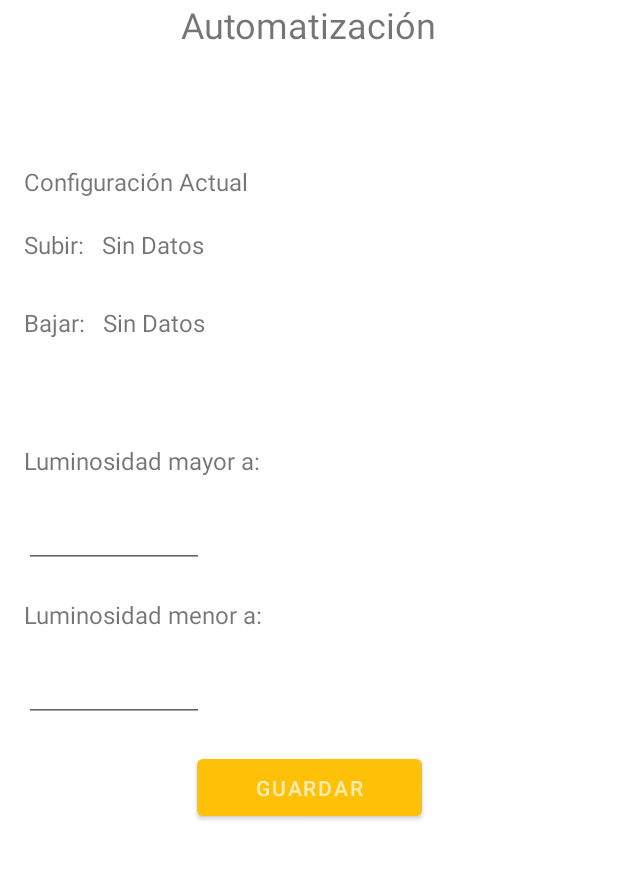
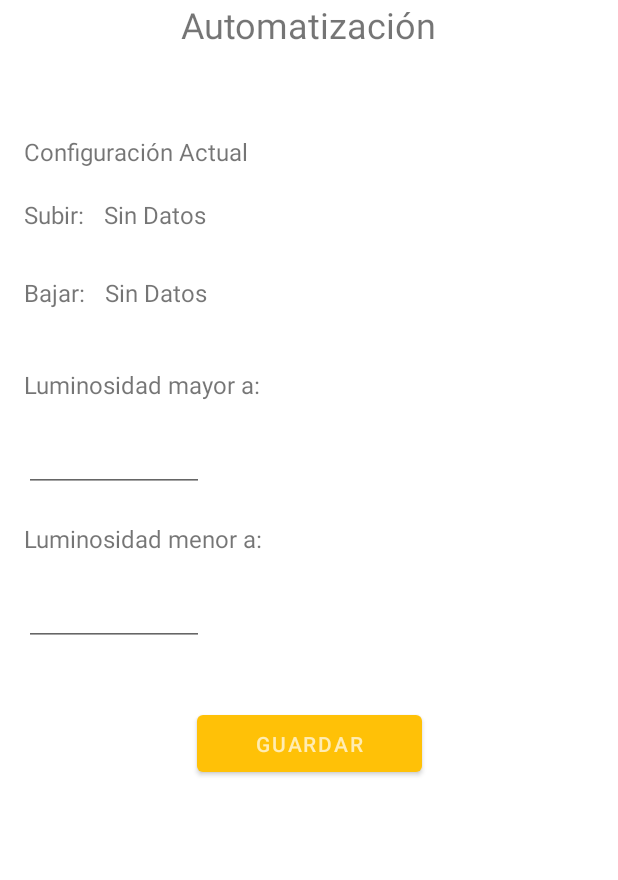
Before and after one commit to CristianJPA/appPersiana, an Android app: the fragment Autom2Fragment placed in its activity, on a phone screen of 412 x 824 dp, the part 84-964 px from its top. Run offline under Robolectric (Android 15) with nearby library versions, the light colour scheme and no system bars; our stand-ins replace Firebase (no records; nobody signed in at launch, a user with empty details on screens opened directly).

Commit message:
27-12 Actualizacion layout

```diff
--- a/app/src/main/java/com/example/persianaautomatica/AutomFragment.java
+++ b/app/src/main/java/com/example/persianaautomatica/AutomFragment.java
@@ -64,8 +64,8 @@ public class AutomFragment extends Fragment{
             public void onClick(View view) {
                 Toast.makeText(getContext(), "otro", Toast.LENGTH_SHORT).show();
                 insertar();
-              //  etMostrarSubida.setText("");
-               // etMostrarBajada.setText("");
+                /*etMostrarSubida.setText("");
+                etMostrarBajada.setText("");*/
             }
         });
         return v;
--- a/app/src/main/res/layout/fragment_autom2.xml
+++ b/app/src/main/res/layout/fragment_autom2.xml
@@ -14,11 +14,11 @@
             android:id="@+id/textView34"
             android:layout_width="wrap_content"
             android:layout_height="wrap_content"
-            android:layout_marginTop="30dp"
+            android:layout_marginStart="16dp"
             android:text="@string/BajarV"
             android:textSize="16sp"
-            app:layout_constraintStart_toStartOf="@+id/textView33"
-            app:layout_constraintTop_toBottomOf="@+id/textView33" />
+            app:layout_constraintBaseline_toBaselineOf="@+id/tvMostrarLumBajada"
+            app:layout_constraintStart_toStartOf="parent" />
 
         <TextView
             android:id="@+id/textView31"
@@ -35,7 +35,7 @@
             android:layout_width="wrap_content"
             android:layout_height="wrap_content"
             android:layout_marginStart="16dp"
-            android:layout_marginTop="110dp"
+            android:layout_marginTop="90dp"
             android:text="@string/tv4"
             android:textSize="16sp"
             app:layout_constraintStart_toStartOf="parent"
@@ -45,71 +45,75 @@
             android:id="@+id/textView33"
             android:layout_width="wrap_content"
             android:layout_height="wrap_content"
-            android:layout_marginTop="20dp"
+            android:layout_marginStart="16dp"
             android:text="@string/SubirV"
             android:textSize="16sp"
-            app:layout_constraintStart_toStartOf="@+id/textView32"
-            app:layout_constraintTop_toBottomOf="@+id/textView32" />
+            app:layout_constraintBaseline_toBaselineOf="@+id/tvMostrarLumSubida"
+            app:layout_constraintStart_toStartOf="parent" />
 
         <TextView
             android:id="@+id/textView36"
             android:layout_width="wrap_content"
             android:layout_height="wrap_content"
-            android:layout_marginTop="70dp"
+            android:layout_marginStart="16dp"
+            android:layout_marginTop="39dp"
             android:text="@string/VMay"
             android:textSize="16sp"
-            app:layout_constraintStart_toStartOf="@+id/textView32"
+            app:layout_constraintStart_toStartOf="parent"
             app:layout_constraintTop_toBottomOf="@+id/textView34" />
 
         <TextView
             android:id="@+id/textView37"
             android:layout_width="wrap_content"
             android:layout_height="wrap_content"
+            android:layout_marginStart="16dp"
             android:layout_marginTop="20dp"
             android:text="@string/VMen"
             android:textSize="16sp"
-            app:layout_constraintStart_toStartOf="@+id/etLuminosidad1"
+            app:layout_constraintStart_toStartOf="parent"
             app:layout_constraintTop_toBottomOf="@+id/etLuminosidad1" />
 
         <Button
             android:id="@+id/btnAutom1"
             android:layout_width="150dp"
             android:layout_height="50dp"
-            android:layout_marginTop="500dp"
+            android:layout_marginTop="40dp"
             android:text="@string/btnGuardar"
             app:layout_constraintEnd_toEndOf="parent"
             app:layout_constraintStart_toStartOf="parent"
-            app:layout_constraintTop_toTopOf="parent" />
+            app:layout_constraintTop_toBottomOf="@+id/etLuminosidad2" />
 
         <EditText
             android:id="@+id/etLuminosidad2"
             android:layout_width="wrap_content"
             android:layout_height="wrap_content"
+            android:layout_marginStart="16dp"
             android:layout_marginTop="15dp"
             android:width="120dp"
             android:ems="10"
             android:inputType="number"
-            android:maxLength="3"
-            app:layout_constraintStart_toStartOf="@+id/textView37"
+            android:maxLength="4"
+            app:layout_constraintStart_toStartOf="parent"
             app:layout_constraintTop_toBottomOf="@+id/textView37" />
 
         <EditText
             android:id="@+id/etLuminosidad1"
             android:layout_width="wrap_content"
             android:layout_height="wrap_content"
+            android:layout_marginStart="16dp"
             android:layout_marginTop="15dp"
             android:width="120dp"
             android:ems="10"
             android:inputType="number"
-            android:maxLength="3"
-            app:layout_constraintStart_toStartOf="@+id/textView36"
+            android:maxLength="4"
+            app:layout_constraintStart_toStartOf="parent"
             app:layout_constraintTop_toBottomOf="@+id/textView36" />
 
         <TextView
             android:id="@+id/tvMostrarLumSubida"
             android:layout_width="wrap_content"
             android:layout_height="wrap_content"
-            android:layout_marginStart="12dp"
+            android:layout_marginStart="13dp"
             android:layout_marginTop="20dp"
             android:text="Sin Datos"
             android:textSize="16sp"
@@ -120,7 +124,7 @@
             android:id="@+id/tvMostrarLumBajada"
             android:layout_width="wrap_content"
             android:layout_height="wrap_content"
-            android:layout_marginStart="12dp"
+            android:layout_marginStart="13dp"
             android:layout_marginTop="30dp"
             android:text="Sin Datos"
             android:textSize="16sp"
--- a/app/src/main/res/layout/fragment_configuracion.xml
+++ b/app/src/main/res/layout/fragment_configuracion.xml
@@ -53,7 +53,7 @@
             android:layout_width="wrap_content"
             android:layout_height="wrap_content"
             android:layout_marginStart="15dp"
-            android:layout_marginTop="175dp"
+            android:layout_marginTop="120dp"
             android:text="@string/tv1"
             android:textSize="16sp"
             app:layout_constraintStart_toStartOf="parent"
```
Also changed, not shown: app/src/main/res/layout/fragment_autom.xml (+4 -6 lines), app/src/main/res/layout/fragment_control.xml (+5 -10 lines), app/src/main/res/layout/items_listview.xml (+11 -11 lines).
